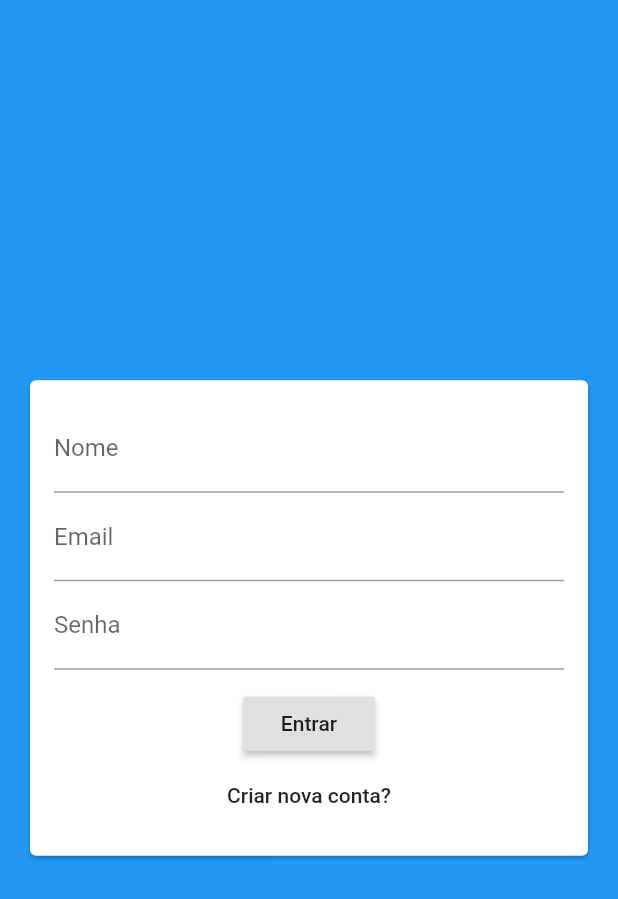
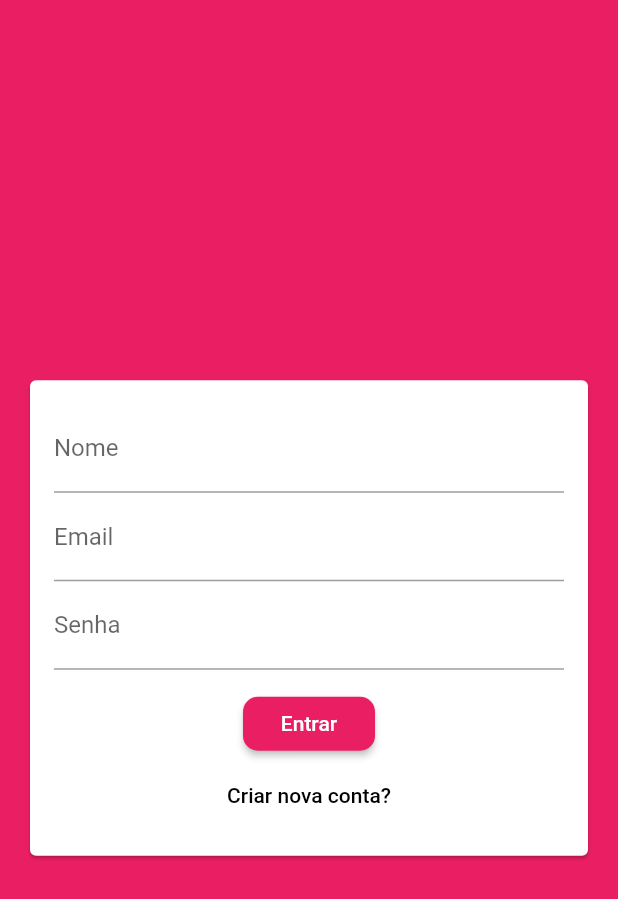
Before and after one commit to jcesarauj/flutter-chat, a Flutter app: the screen it shows after launch, on a phone screen of 412 x 824 dp. Shown: the top 899 px of the screen. Run offline on Flutter 3.47's test engine with Material 2 defaults, Android fonts, the phone set to English and light mode, and no system bars; our stand-ins replace cloud_firestore; accounts and stored records are empty.

Commit message:
ajuste nas cores do form

```diff
--- a/lib/main.dart
+++ b/lib/main.dart
@@ -12,7 +12,16 @@ class MyApp extends StatelessWidget {
     return MaterialApp(
       title: 'Flutter Chat',
       theme: ThemeData(
-        primarySwatch: Colors.blue,
+        primarySwatch: Colors.pink,
+        backgroundColor: Colors.pink,
+        accentColor: Colors.deepPurple,
+        accentColorBrightness: Brightness.dark,
+        buttonTheme: ButtonTheme.of(context).copyWith(
+          buttonColor: Colors.pink,
+          textTheme: ButtonTextTheme.primary,
+          shape:
+              RoundedRectangleBorder(borderRadius: BorderRadius.circular(10)),
+        ),
         visualDensity: VisualDensity.adaptivePlatformDensity,
       ),
       home: AuthScreen(),
```
